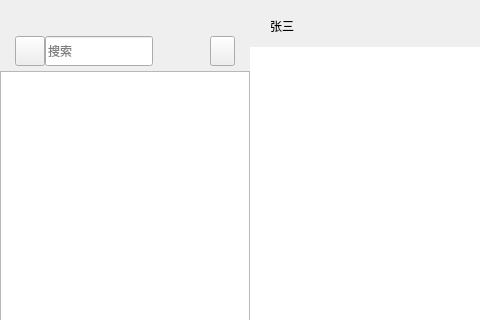
First picture: the form in ui_components/forms/chatwidget.ui, repository ASUJY/WeLink, before the edit; both pictures show x 0 to 480 and y 0 to 320 of the 756 by 519 pixel window.
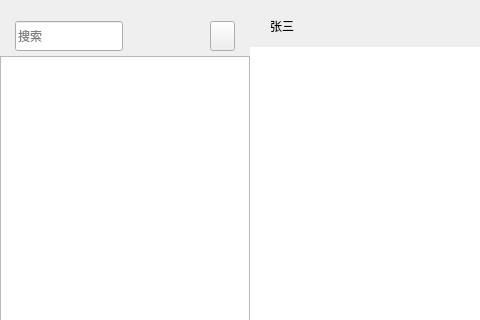
Second picture: the form after the edit. Icons and pictures are not drawn. Custom widgets are drawn as their Qt base class.

Diff of the .ui file:
```diff
--- a/ui_components/forms/chatwidget.ui
+++ b/ui_components/forms/chatwidget.ui
@@ -64,13 +64,13 @@
         <property name="minimumSize">
          <size>
           <width>0</width>
-          <height>25</height>
+          <height>10</height>
          </size>
         </property>
         <property name="maximumSize">
          <size>
           <width>16777215</width>
-          <height>25</height>
+          <height>10</height>
          </size>
         </property>
        </widget>
@@ -133,33 +133,7 @@
              <number>0</number>
             </property>
             <item>
-             <widget class="QPushButton" name="btnSearch">
-              <property name="maximumSize">
-               <size>
-                <width>30</width>
-                <height>30</height>
-               </size>
-              </property>
-              <property name="focusPolicy">
-               <enum>Qt::FocusPolicy::StrongFocus</enum>
-              </property>
-              <property name="text">
-               <string/>
-              </property>
-              <property name="icon">
-               <iconset>
-                <normaloff>:/resource/icon/menu/search2.svg</normaloff>:/resource/icon/menu/search2.svg</iconset>
-              </property>
-              <property name="iconSize">
-               <size>
-                <width>12</width>
-                <height>12</height>
-               </size>
-              </property>
-             </widget>
-            </item>
-            <item>
-             <widget class="QLineEdit" name="leditSearch">
+             <widget class="SearchLineEdit" name="leditSearch">
               <property name="sizePolicy">
                <sizepolicy hsizetype="Expanding" vsizetype="Fixed">
                 <horstretch>0</horstretch>
@@ -169,7 +143,7 @@
               <property name="minimumSize">
                <size>
                 <width>0</width>
-                <height>0</height>
+                <height>30</height>
                </size>
               </property>
               <property name="maximumSize">
@@ -190,7 +164,7 @@
               </property>
               <property name="sizeHint" stdset="0">
                <size>
-                <width>5</width>
+                <width>15</width>
                 <height>30</height>
                </size>
               </property>
@@ -803,6 +777,13 @@
    </item>
   </layout>
  </widget>
+ <customwidgets>
+  <customwidget>
+   <class>SearchLineEdit</class>
+   <extends>QLineEdit</extends>
+   <header location="global">searchlineedit.h</header>
+  </customwidget>
+ </customwidgets>
  <resources/>
  <connections/>
 </ui>
```
